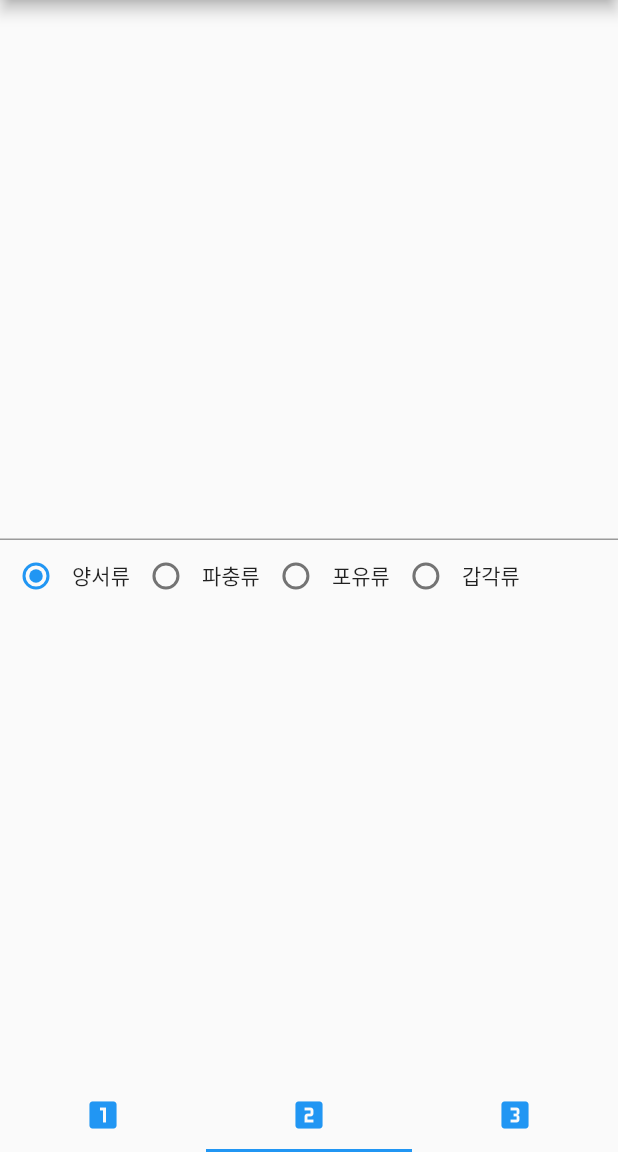
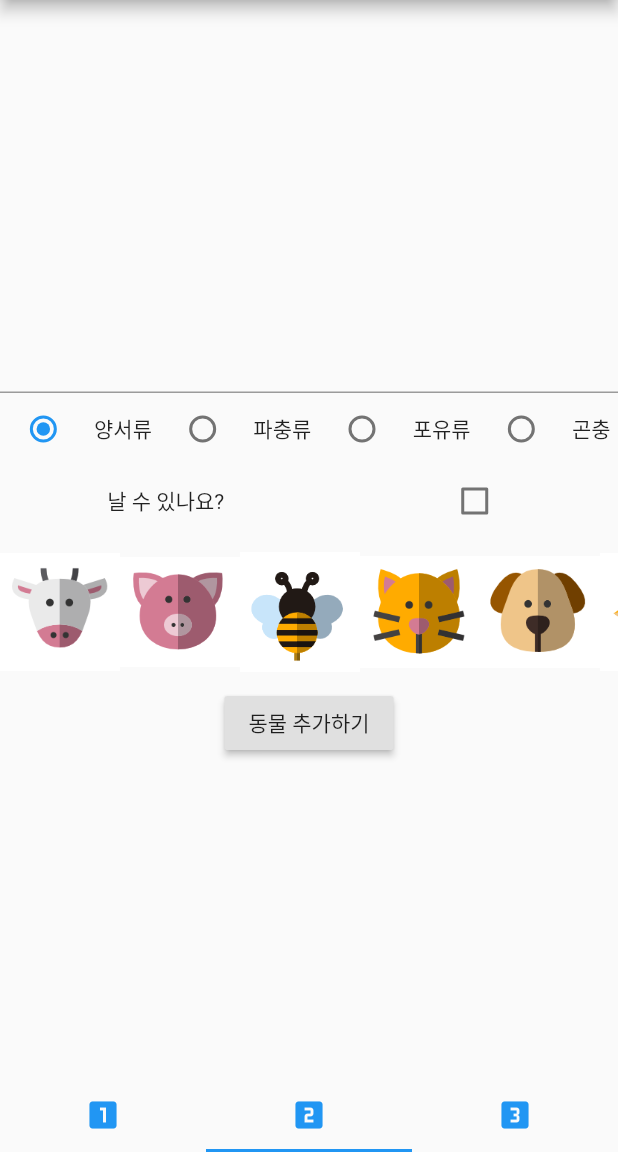
Before and after one commit to kimsegwan/first_flutter_app, a Flutter app: the screen it shows after launch, item 2 of the bottom bar chosen, on a phone screen of 412 x 824 dp, the part 84-1236 px from its top. Run offline on Flutter 3.47's test engine with Material 2 defaults, Android fonts, the phone set to English and light mode, and no system bars.

Commit message:
동물 등록 화면 추가

```diff
--- a/lib/sub/secondPage.dart
+++ b/lib/sub/secondPage.dart
@@ -3,6 +3,7 @@ import '../animalItem.dart';
 
 class SecondApp extends StatefulWidget {
   List<Animal> list;
+
   SecondApp({Key? key, required this.list}) : super(key: key);
 
   @override
@@ -12,6 +13,8 @@ class SecondApp extends StatefulWidget {
 class _SecondApp extends State<SecondApp> {
   final nameController = TextEditingController();
   int _radioValue = 0;
+  bool flyExist = false;
+  var _imagePath;
 
   @override
   Widget build(BuildContext context) {
@@ -27,17 +30,149 @@ class _SecondApp extends State<SecondApp> {
                 maxLines: 1,
               ),
               Row(
-                children: [
-                  Radio(value: 0, groupValue: _radioValue, onChanged: _radioChange),
+                children: <Widget>[
+                  Radio(
+                      value: 0,
+                      groupValue: _radioValue,
+                      onChanged: _radioChange),
                   Text('양서류'),
-                  Radio(value: 1, groupValue: _radioValue, onChanged: _radioChange),
+                  Radio(
+                      value: 1,
+                      groupValue: _radioValue,
+                      onChanged: _radioChange),
                   Text('파충류'),
-                  Radio(value: 2, groupValue: _radioValue, onChanged: _radioChange),
+                  Radio(
+                      value: 2,
+                      groupValue: _radioValue,
+                      onChanged: _radioChange),
                   Text('포유류'),
-                  Radio(value: 3, groupValue: _radioValue, onChanged: _radioChange),
-                  Text('갑각류'),
+                  Radio(
+                      value: 3,
+                      groupValue: _radioValue,
+                      onChanged: _radioChange),
+                  Text('곤충'),
                 ],
+                mainAxisAlignment: MainAxisAlignment.spaceAround,
               ),
+              Row(
+                children: <Widget>[
+                  Text('날 수 있나요?'),
+                  Checkbox(
+                      value: flyExist,
+                      onChanged: (check) {
+                        setState(() {
+                          flyExist = check!;
+                        });
+                      })
+                ],
+                mainAxisAlignment: MainAxisAlignment.spaceAround,
+              ),
+              Container(
+                height: 100,
+                child: ListView(
+                  scrollDirection: Axis.horizontal,
+                  children: <Widget>[
+                    GestureDetector(
+                      child: Image.asset(
+                        'repo/images/cow.png',
+                        width: 80,
+                      ),
+                      onTap: () {
+                        _imagePath = 'repo/images/cow.png';
+                      },
+                    ),
+                    GestureDetector(
+                      child: Image.asset(
+                        'repo/images/pig.png',
+                        width: 80,
+                      ),
+                      onTap: () {
+                        _imagePath = 'repo/images/pig.png';
+                      },
+                    ),
+                    GestureDetector(
+                      child: Image.asset(
+                        'repo/images/bee.png',
+                        width: 80,
+                      ),
+                      onTap: () {
+                        _imagePath = 'repo/images/bee.png';
+                      },
+                    ),
+                    GestureDetector(
+                      child: Image.asset(
+                        'repo/images/cat.png',
+                        width: 80,
+                      ),
+                      onTap: () {
+                        _imagePath = 'repo/images/cat.png';
+                      },
+                    ),
+                    GestureDetector(
+                      child: Image.asset(
+                        'repo/images/dog.png',
+                        width: 80,
+                      ),
+                      onTap: () {
+                        _imagePath = 'repo/images/dog.png';
+                      },
+                    ),
+                    GestureDetector(
+                      child: Image.asset(
+                        'repo/images/fox.png',
+                        width: 80,
+                      ),
+                      onTap: () {
+                        _imagePath = 'repo/images/fox.png';
+                      },
+                    ),
+                    GestureDetector(
+                      child: Image.asset(
+                        'repo/images/monkey.png',
+                        width: 80,
+                      ),
+                      onTap: () {
+                        _imagePath = 'repo/images/monkey.png';
+                      },
+                    ),
+                  ],
+                ),
+              ),
+              RaisedButton(
+                  child: Text('동물 추가하기'),
+                  onPressed: () {
+                    var animal = Animal(
+                        animalName: nameController.value.text,
+                        kind: getKind(_radioValue),
+                        imagePath: _imagePath,
+                        flyExist: flyExist);
+                    AlertDialog dialog = AlertDialog(
+                      title: Text('동물 추가하기'),
+                      content: Text(
+                        '이 동물은 ${animal.animalName} 입니다. '
+                        '또 동물의 종류는 ${animal.kind}입니다. \n이 동물을 추가하시겠습니까?',
+                        style: TextStyle(fontSize: 30.0),
+                      ),
+                      actions: [
+                        RaisedButton(
+                          onPressed: () {
+                            widget.list.add(animal);
+                            Navigator.of(context).pop();
+                          },
+                          child: Text('예'),
+                        ),
+                        RaisedButton(
+                          onPressed: () {
+                            Navigator.of(context).pop();
+                          },
+                          child: Text('아니요'),
+                        ),
+                      ],
+                    );
+                    showDialog(
+                        context: context,
+                        builder: (BuildContext context) => dialog);
+                  }),
             ],
           ),
         ),
@@ -51,4 +186,15 @@ class _SecondApp extends State<SecondApp> {
       _radioValue = value;
     });
   }
+
+  getKind(int radioValue) {
+    switch (radioValue) {
+      case 0:
+        return "양서류";
+      case 1:
+        return "파충류";
+      case 2:
+        return "포유류";
+    }
+  }
 }
```
